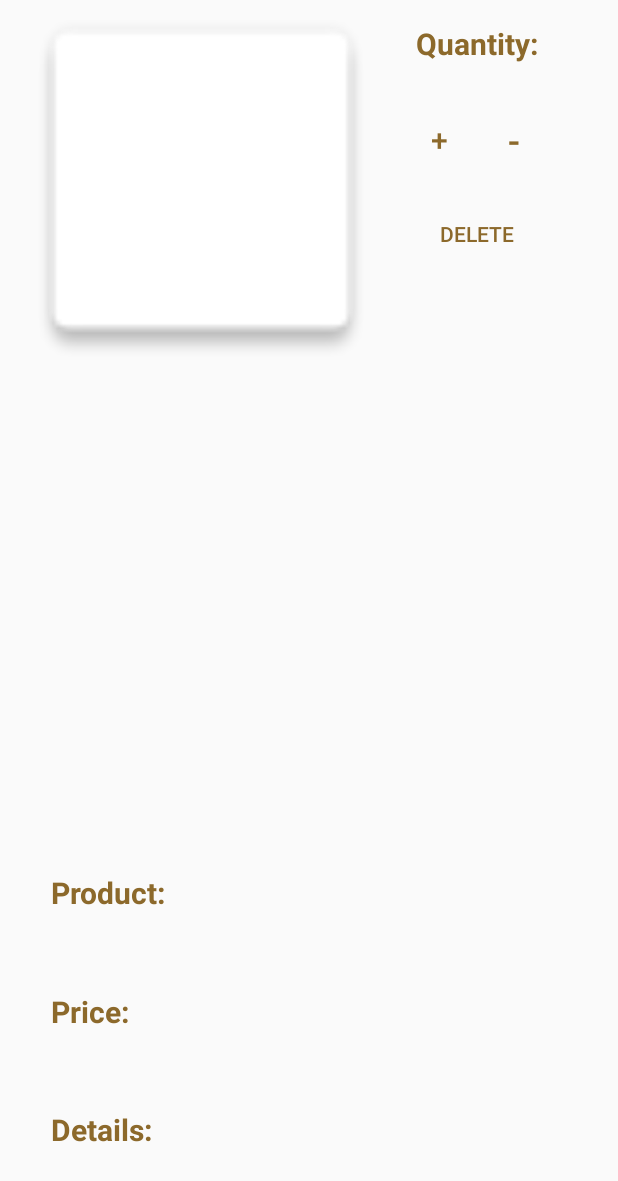
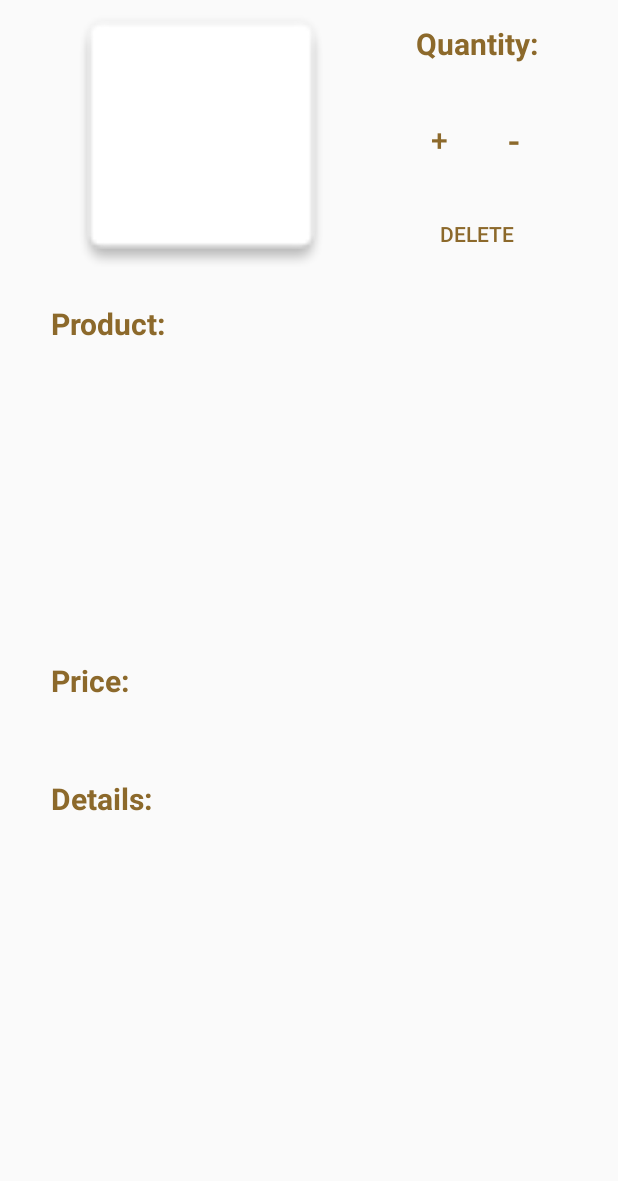
Before and after one commit to dominiczka/scannbuy, an Android app: the layout fragment_scan.xml on its own in the app's theme, with its tools: preview values and no code run, on a phone screen of 412 x 824 dp. Shown: the top 1181 px of the screen. Run offline under Robolectric (Android 15) with nearby library versions, the phone set to English and light mode, and no system bars.

Commit message:
Poprawiony wygląd fragmentów

```diff
--- a/app/src/main/java/com/coders/goodest/scannbuy/MainActivity.java
+++ b/app/src/main/java/com/coders/goodest/scannbuy/MainActivity.java
@@ -239,7 +239,7 @@ public class MainActivity extends AppCompatActivity {
 
                         @Override
                         public void onSuccess(JSONArray jsonObject) {
-                            Toast.makeText(getApplicationContext(), jsonObject.toString(), Toast.LENGTH_LONG).show();
+                            Toast.makeText(getApplicationContext(),"Shop found" + jsonObject.toString(), Toast.LENGTH_LONG).show();
                         }
 
                         @Override
--- a/app/src/main/res/layout/activity_cart.xml
+++ b/app/src/main/res/layout/activity_cart.xml
@@ -11,8 +11,8 @@
         android:id="@+id/scanFragmentContainer"
         class="com.coders.goodest.scannbuy.fragments.ScanFragment"
 
-        android:layout_width="wrap_content"
-        android:layout_height="wrap_content"
+        android:layout_width="match_parent"
+        android:layout_height="match_parent"
 
         app:layout_constraintEnd_toEndOf="parent"
         app:layout_constraintStart_toStartOf="parent"/>
--- a/app/src/main/res/layout/fragment_scan.xml
+++ b/app/src/main/res/layout/fragment_scan.xml
@@ -79,6 +79,7 @@
         android:id="@+id/imageView"
         android:layout_width="268dp"
         android:layout_height="240dp"
+        android:layout_alignBottom="@+id/button_delete_cart"
         android:layout_alignParentStart="true"
         android:layout_alignParentTop="true"
         android:contentDescription="@string/photo"
@@ -89,8 +90,9 @@
         android:id="@+id/textView"
         android:layout_width="90dp"
         android:layout_height="33dp"
-        android:layout_above="@+id/product"
         android:layout_alignStart="@+id/product"
+        android:layout_below="@+id/imageView"
+        android:layout_marginTop="22dp"
         android:text="@string/product"
         android:textColor="@color/colorPrimary"
         android:textSize="20sp"
@@ -102,9 +104,8 @@
         android:id="@+id/product"
         android:layout_width="344dp"
         android:layout_height="38dp"
-        android:layout_alignParentBottom="true"
-        android:layout_centerHorizontal="true"
-        android:layout_marginBottom="171dp"
+        android:layout_alignStart="@+id/textView2"
+        android:layout_centerVertical="true"
         android:textSize="20sp"
         tools:layout_editor_absoluteX="20dp"
         tools:layout_editor_absoluteY="276dp" />
@@ -113,8 +114,9 @@
         android:id="@+id/textView2"
         android:layout_width="63dp"
         android:layout_height="33dp"
-        android:layout_above="@+id/price"
         android:layout_alignStart="@+id/price"
+        android:layout_alignTop="@+id/product"
+        android:layout_marginTop="47dp"
         android:text="@string/price"
         android:textColor="@color/colorPrimary"
         android:textSize="20sp"
@@ -126,9 +128,8 @@
         android:id="@+id/price"
         android:layout_width="344dp"
         android:layout_height="38dp"
-        android:layout_alignParentBottom="true"
-        android:layout_centerHorizontal="true"
-        android:layout_marginBottom="92dp"
+        android:layout_alignStart="@+id/product_descriptionTV"
+        android:layout_below="@+id/textView2"
         android:textSize="20sp"
         tools:layout_editor_absoluteX="20dp"
         tools:layout_editor_absoluteY="351dp" />
@@ -137,8 +138,9 @@
         android:id="@+id/product_descriptionTV"
         android:layout_width="93dp"
         android:layout_height="33dp"
-        android:layout_above="@+id/product_description"
         android:layout_alignStart="@+id/product_description"
+        android:layout_below="@+id/textView2"
+        android:layout_marginTop="45dp"
         android:text="@string/details"
         android:textColor="@color/colorPrimary"
         android:textSize="20sp"
@@ -150,9 +152,8 @@
         android:id="@+id/product_description"
         android:layout_width="344dp"
         android:layout_height="38dp"
-        android:layout_alignParentBottom="true"
+        android:layout_below="@+id/product_descriptionTV"
         android:layout_centerHorizontal="true"
-        android:layout_marginBottom="13dp"
         android:textSize="20sp"
         tools:layout_editor_absoluteX="20dp"
         tools:layout_editor_absoluteY="429dp" />
```
Also changed, not shown: app/src/main/java/com/coders/goodest/scannbuy/ScanActivity.java (+14 -14 lines), app/src/main/res/layout/activity_scan.xml (+7 -7 lines).
